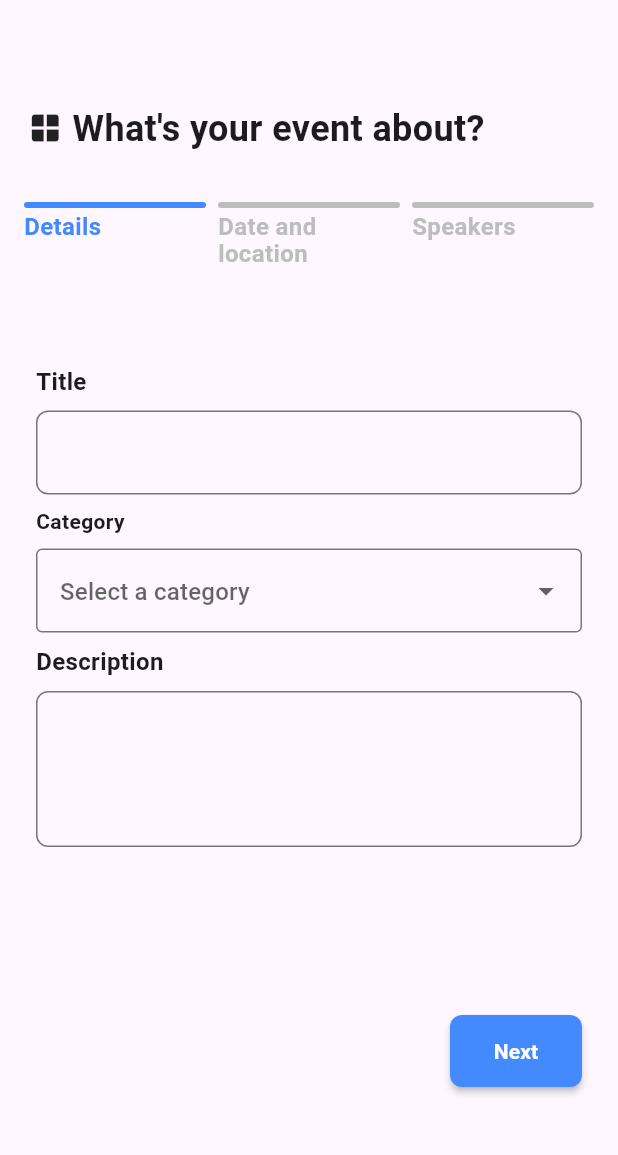
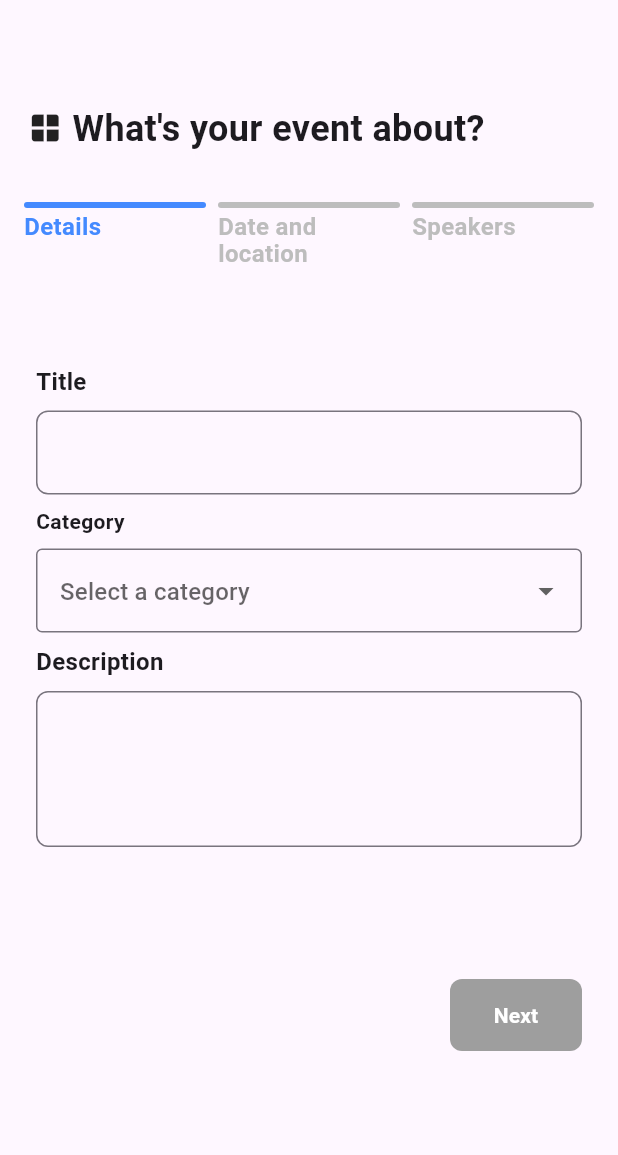
Before and after one commit to musabkmy/fire_playground, a Flutter app: the screen it shows after launch, on a phone screen of 412 x 824 dp, the part 65-1220 px from its top. Run offline on Flutter 3.47's test engine with Material 3 defaults, Android fonts, the phone set to English and light mode, and no system bars; our stand-ins replace cloud_firestore, firebase_auth, firebase_core, google_sign_in; accounts and stored records are empty.

Commit message:
create event 1.1.4

```diff
--- a/lib/app.dart
+++ b/lib/app.dart
@@ -1,6 +1,7 @@
 import 'package:fire_playground/features/auth/login.dart';
 import 'package:fire_playground/features/auth/signup.dart';
 import 'package:fire_playground/features/create_event/create_event.dart';
+import 'package:fire_playground/features/create_event/providers/create_event_provider.dart';
 import 'package:fire_playground/features/create_event/providers/page_controller_provider.dart';
 import 'package:flutter/material.dart';
 import 'package:firebase_auth/firebase_auth.dart';
@@ -35,7 +36,7 @@ class _MyAppState extends State<MyApp> {
     return MultiProvider(
         providers: [
           ChangeNotifierProvider(create: (_) => PageControllerProvider()),
-          // ChangeNotifierProvider(create: (_) => AppViewControllerProvider()),
+          ChangeNotifierProvider(create: (_) => CreateEventProvider()),
         ],
         child: MaterialApp(
           restorationScopeId: 'app',
--- a/lib/features/create_event/create_event.dart
+++ b/lib/features/create_event/create_event.dart
@@ -2,6 +2,7 @@ import 'package:fire_playground/features/create_event/data/create_event_data.dar
 import 'package:fire_playground/features/create_event/layouts/event_date_and_location_layout.dart';
 import 'package:fire_playground/features/create_event/layouts/event_details_layout.dart';
 import 'package:fire_playground/features/create_event/layouts/event_speakers_layout.dart';
+import 'package:fire_playground/features/create_event/providers/create_event_provider.dart';
 import 'package:fire_playground/features/create_event/providers/page_controller_provider.dart';
 import 'package:fire_playground/features/create_event/shared/rectangle_painter.dart';
 import 'package:flutter/material.dart';
@@ -15,7 +16,6 @@ class CreateEvent extends StatefulWidget {
 }
 
 class _CreateEventState extends State<CreateEvent> {
-  final _detailsFormKey = GlobalKey<FormState>();
   final _dateAndLocationFormKey = GlobalKey<FormState>();
 
   @override
@@ -43,15 +43,16 @@ class _CreateEventState extends State<CreateEvent> {
               itemCount: pageControllerProvider.numberOfPages,
               physics: NeverScrollableScrollPhysics(),
               itemBuilder: (context, index) => index == 0
-                  ? EventDetailsLayout(formKey: _detailsFormKey)
+                  ? EventDetailsLayout()
                   : index == 1
                       ? EventDateAndLocationLayout(
                           formKey: _dateAndLocationFormKey)
                       : EventSpeakersLayout(),
             ),
           ),
-          // SizedBox(height: 16),
-          BuildActionButton(pageControllerProvider: pageControllerProvider),
+          // BuildActionButton(
+          //     pageControllerProvider: pageControllerProvider,
+          //     detailsFormKey: _detailsFormKey),
           SizedBox(height: 24),
         ]));
   }
@@ -65,65 +66,6 @@ class _CreateEventState extends State<CreateEvent> {
         children: stepTopData.entries
             .map((step) => BuildStepTop(item: step))
             .toList(),
-      ),
-    );
-  }
-}
-
-class BuildActionButton extends StatelessWidget {
-  const BuildActionButton({
-    super.key,
-    required this.pageControllerProvider,
-  });
-
-  final PageControllerProvider pageControllerProvider;
-
-  @override
-  Widget build(BuildContext context) {
-    return Padding(
-      padding: EdgeInsets.symmetric(horizontal: 24.0),
-      child: Row(
-        mainAxisAlignment: MainAxisAlignment.spaceBetween,
-        children: [
-          pageControllerProvider.atDetails
-              ? SizedBox()
-              : MaterialButton(
-                  onPressed: pageControllerProvider.previousPage,
-                  child: Text(
-                    'Back',
-                    style: TextStyle(
-                        color: Colors.black,
-                        fontWeight: FontWeight.bold,
-                        fontSize: 14),
-                  ),
-                ),
-          MaterialButton(
-            color: Colors.blueAccent,
-            height: 48,
-            shape: RoundedRectangleBorder(
-                borderRadius: BorderRadius.all(Radius.circular(8.0))),
-            onPressed: pageControllerProvider.atLastPage
-                ? () {}
-                : () {
-                    pageControllerProvider.nextPage();
-
-                    // if ((pageControllerProvider.atDetails &&
-                    //         _detailsFormKey.currentState!.validate()) ||
-                    //     (pageControllerProvider.atDateAndLocation &&
-                    //         _dateAndLocationFormKey.currentState!
-                    //             .validate())) {
-                    //   pageControllerProvider.nextPage();
-                    // }
-                  },
-            child: Text(
-              pageControllerProvider.atLastPage ? 'Submit' : 'Next',
-              style: TextStyle(
-                  color: Colors.white,
-                  fontWeight: FontWeight.bold,
-                  fontSize: 14),
-            ),
-          ),
-        ],
       ),
     );
   }
--- a/lib/features/create_event/layouts/event_details_layout.dart
+++ b/lib/features/create_event/layouts/event_details_layout.dart
@@ -1,16 +1,22 @@
 import 'package:fire_playground/features/create_event/models/event_category.dart';
+import 'package:fire_playground/features/create_event/models/event_details_model.dart';
+import 'package:fire_playground/features/create_event/providers/create_event_provider.dart';
+import 'package:fire_playground/features/create_event/providers/page_controller_provider.dart';
 import 'package:fire_playground/features/create_event/shared_layout/app_text_form_field.dart';
+import 'package:fire_playground/features/create_event/shared_layout/form_layout.dart';
 import 'package:flutter/material.dart';
+import 'package:provider/provider.dart';
 
 class EventDetailsLayout extends StatefulWidget {
-  const EventDetailsLayout({super.key, required this.formKey});
-  final GlobalKey<FormState> formKey;
+  const EventDetailsLayout({super.key});
 
   @override
   State<EventDetailsLayout> createState() => _EventDetailsLayoutState();
 }
 
 class _EventDetailsLayoutState extends State<EventDetailsLayout> {
+  final _detailsFormKey = GlobalKey<FormState>();
+
   final _titleController = TextEditingController();
   final _descriptionController = TextEditingController();
 
@@ -18,20 +24,31 @@ class _EventDetailsLayoutState extends State<EventDetailsLayout> {
 
   @override
   Widget build(BuildContext context) {
-    return Form(
-      key: widget.formKey,
-      child: SingleChildScrollView(
-        padding: EdgeInsets.symmetric(horizontal: 24.0),
-        child: Column(
-          spacing: 8,
-          children: [
+    // final pageControllerProvider = Provider.of<PageControllerProvider>(context);
+    // final createEventProvider = Provider.of<CreateEventProvider>(context);
+    return Consumer2<PageControllerProvider, CreateEventProvider>(
+        builder: (context, pageControllerProvider, createEventProvider, _) {
+      return FormLayout(
+          formKey: _detailsFormKey,
+          formFields: [
             _buildTitleForm(),
             _buildCategoryForm(),
             _buildDescriptionForm(),
           ],
-        ),
-      ),
-    );
+          onPressedAction: (_detailsFormKey.currentState != null &&
+                  _selectedItem != null &&
+                  _detailsFormKey.currentState!.validate())
+              ? () {
+                  createEventProvider.eventDetails = EventDetailsModel(
+                      title: _titleController.text,
+                      eventCategory: _selectedItem!,
+                      description: _descriptionController.text);
+                  pageControllerProvider.nextPage();
+                }
+              : null,
+          actionButtonLabel: 'Next',
+          hasPrevious: false);
+    });
   }
 
   Widget _buildTitleForm() {
--- a/lib/features/create_event/layouts/event_speakers_layout.dart
+++ b/lib/features/create_event/layouts/event_speakers_layout.dart
@@ -29,7 +29,7 @@ class EventSpeakersLayoutState extends State<EventSpeakersLayout> {
           ),
           AppTextFormField(
             controller: _titleController,
-            title: 'Job Title',
+            title: 'Bio',
           ),
           Row(
             mainAxisAlignment: MainAxisAlignment.spaceBetween,
--- a/lib/features/create_event/models/event_details_model.dart
+++ b/lib/features/create_event/models/event_details_model.dart
@@ -1,3 +1,4 @@
+// ignore_for_file: public_member_api_docs, sort_constructors_first
 import 'package:fire_playground/features/create_event/models/event_category.dart';
 
 class EventDetailsModel {
@@ -9,4 +10,16 @@ class EventDetailsModel {
       {required this.title,
       required this.eventCategory,
       required this.description});
+
+  EventDetailsModel copyWith({
+    String? title,
+    EventCategory? eventCategory,
+    String? description,
+  }) {
+    return EventDetailsModel(
+      title: title ?? this.title,
+      eventCategory: eventCategory ?? this.eventCategory,
+      description: description ?? this.description,
+    );
+  }
 }
--- a/lib/features/create_event/models/event_speaker_model.dart
+++ b/lib/features/create_event/models/event_speaker_model.dart
@@ -0,0 +1,6 @@
+class EventSpeakerModel {
+  final String name;
+  final String bio;
+
+  EventSpeakerModel({required this.name, required this.bio});
+}
--- a/lib/features/create_event/providers/create_event_provider.dart
+++ b/lib/features/create_event/providers/create_event_provider.dart
@@ -9,20 +9,20 @@ class CreateEventProvider extends ChangeNotifier {
 
   CreateEventProvider() : _createEventModel = CreateEventModel();
 
-  set details(EventDetailsModel eventDetails) {
+  set eventDetails(EventDetailsModel eventDetails) {
     _createEventModel.eventDetails = eventDetails;
-    notifyListeners();
+    // notifyListeners();
   }
 
-  bool isDetailsNull() => _createEventModel.eventDetails == null;
+  bool isEventDetailsCreated() => _createEventModel.eventDetails != null;
 
   set dateAndLocation(EventDateAndLocationModel eventDateAndLocation) {
     _createEventModel.eventDateAndLocation = eventDateAndLocation;
     notifyListeners();
   }
 
-  bool isDateAndLocationNull() =>
-      _createEventModel.eventDateAndLocation == null;
+  bool isEventDateAndLocationCreated() =>
+      _createEventModel.eventDateAndLocation != null;
 
   void addSpeaker(EventSpeakerModel speaker) {
     _createEventModel.speakers.add(speaker);
--- /dev/null
+++ b/lib/features/create_event/shared_layout/form_layout.dart
@@ -0,0 +1,79 @@
+import 'package:fire_playground/features/create_event/providers/page_controller_provider.dart';
+import 'package:flutter/material.dart';
+import 'package:provider/provider.dart';
+
+class FormLayout extends StatelessWidget {
+  const FormLayout(
+      {super.key,
+      required this.formKey,
+      required this.formFields,
+      required this.onPressedAction,
+      required this.actionButtonLabel,
+      required this.hasPrevious});
+
+  final GlobalKey<FormState> formKey;
+  final List<Widget> formFields;
+  final Function()? onPressedAction;
+  final String actionButtonLabel;
+  final bool hasPrevious;
+
+  @override
+  Widget build(BuildContext context) {
+    return Form(
+      key: formKey,
+      child: Stack(
+        children: [
+          GestureDetector(
+            onTap: () => FocusScope.of(context).unfocus(),
+          ),
+          SingleChildScrollView(
+            padding: EdgeInsets.symmetric(horizontal: 24.0),
+            child: Column(
+              spacing: 8,
+              children: formFields,
+            ),
+          ),
+          Container(
+            alignment: AlignmentDirectional.bottomEnd,
+            padding: EdgeInsets.all(24),
+            child: Row(
+              mainAxisAlignment: MainAxisAlignment.spaceBetween,
+              children: [
+                hasPrevious
+                    ? MaterialButton(
+                        onPressed: Provider.of<PageControllerProvider>(context,
+                                listen: false)
+                            .previousPage,
+                        child: Text(
+                          'Back',
+                          style: TextStyle(
+                              color: Colors.black,
+                              fontWeight: FontWeight.bold,
+                              fontSize: 14),
+                        ),
+                      )
+                    : SizedBox(),
+                MaterialButton(
+                  color: Colors.blueAccent,
+                  disabledColor: Colors.grey,
+                  height: 48,
+                  shape: RoundedRectangleBorder(
+                    borderRadius: BorderRadius.all(Radius.circular(8.0)),
+                  ),
+                  onPressed: onPressedAction,
+                  child: Text(
+                    actionButtonLabel,
+                    style: TextStyle(
+                        color: Colors.white,
+                        fontWeight: FontWeight.bold,
+                        fontSize: 14),
+                  ),
+                ),
+              ],
+            ),
+          ),
+        ],
+      ),
+    );
+  }
+}
```
Also changed, not shown: lib/features/create_event/layouts/event_date_and_location_layout.dart (+18 -13 lines).
